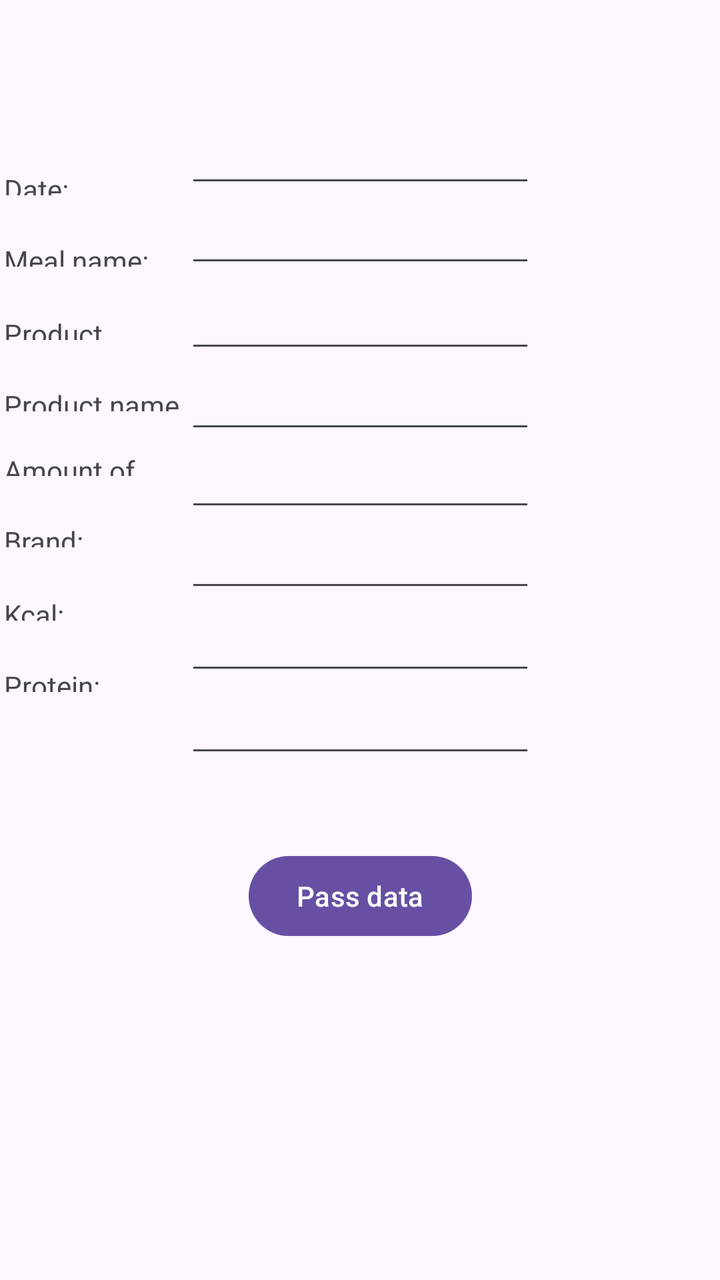
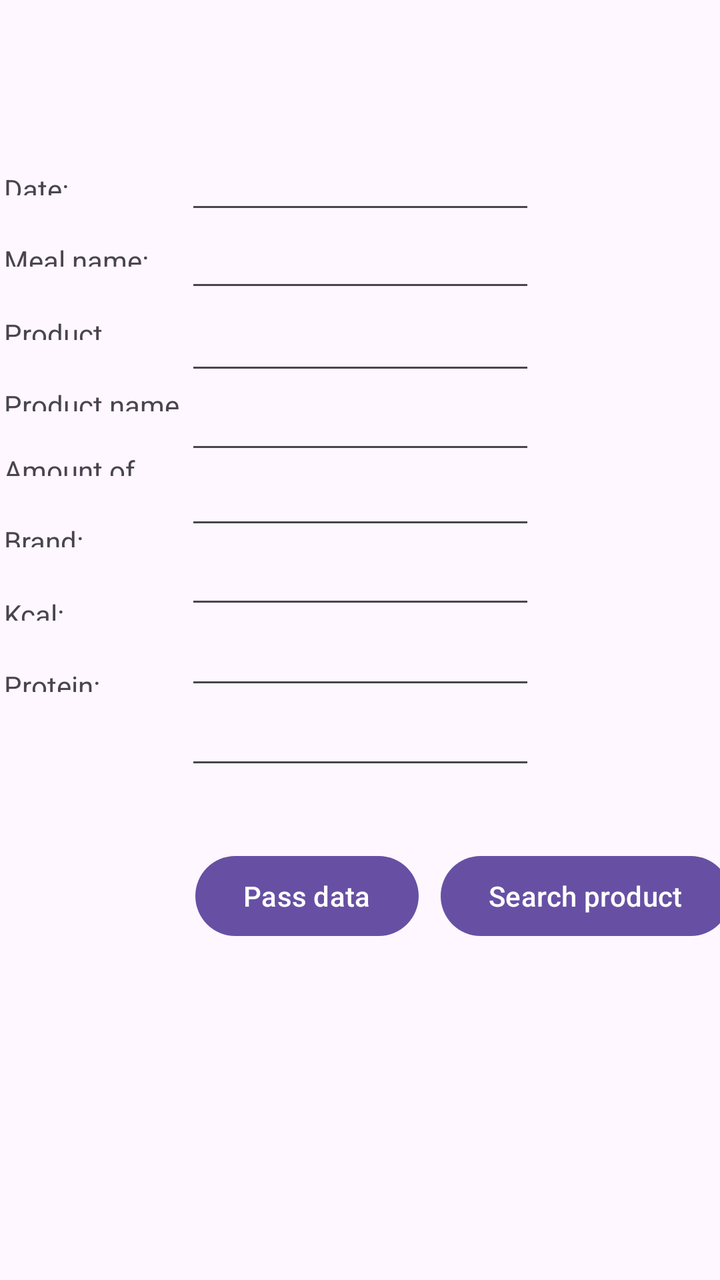

The first picture is an Android layout as it rendered before a commit; the second is the same layout after the commit. The layout source and the unified diff follow.
<!-- AndroidManifest.xml: application theme Theme.Diettrackerandroid -->
<!-- res/layout/add_product_to_calendar.xml -->
<?xml version="1.0" encoding="utf-8"?>
<androidx.constraintlayout.widget.ConstraintLayout
    xmlns:android="http://schemas.android.com/apk/res/android"
    xmlns:app="http://schemas.android.com/apk/res-auto"
    xmlns:tools="http://schemas.android.com/tools"
    android:layout_width="match_parent"
    android:layout_height="match_parent"
    >

    <EditText
        android:id="@+id/amountOfProductEditText"
        android:layout_width="175dp"
        android:layout_height="25dp"
        android:ems="10"
        android:inputType="text"
        android:text=""
        app:layout_constraintBottom_toBottomOf="parent"
        app:layout_constraintEnd_toEndOf="parent"
        app:layout_constraintStart_toStartOf="parent"
        app:layout_constraintTop_toTopOf="parent"
        app:layout_constraintVertical_bias="0.383"
        />

    <EditText
        android:id="@+id/brandEditText"
        android:layout_width="175dp"
        android:layout_height="25dp"
        android:ems="10"
        android:inputType="text"
        android:text=""
        app:layout_constraintBottom_toBottomOf="parent"
        app:layout_constraintEnd_toEndOf="parent"
        app:layout_constraintStart_toStartOf="parent"
        app:layout_constraintTop_toTopOf="parent"
        app:layout_constraintVertical_bias="0.449"
        />

    <TextView
        android:id="@+id/protein"
        android:layout_width="89dp"
        android:layout_height="0dp"
        android:layout_marginBottom="294dp"
        android:text="Protein:"
        app:layout_constraintBottom_toBottomOf="parent"
        app:layout_constraintEnd_toStartOf="@+id/mealNameEditText"
        app:layout_constraintHorizontal_bias="0.517"
        app:layout_constraintStart_toStartOf="parent"
        app:layout_constraintTop_toBottomOf="@+id/kcal"
        />

    <TextView
        android:id="@+id/kcal"
        android:layout_width="89dp"
        android:layout_height="0dp"
        android:layout_marginBottom="23dp"
        android:text="Kcal:"
        app:layout_constraintBottom_toTopOf="@+id/protein"
        app:layout_constraintEnd_toStartOf="@+id/mealNameEditText"
        app:layout_constraintHorizontal_bias="0.517"
        app:layout_constraintStart_toStartOf="parent"
        app:layout_constraintTop_toBottomOf="@+id/brand"
        />

    <EditText
        android:id="@+id/proteinEditText"
        android:layout_width="175dp"
        android:layout_height="25dp"
        android:ems="10"
        android:inputType="text"
        android:text=""
        app:layout_constraintBottom_toBottomOf="parent"
        app:layout_constraintEnd_toEndOf="parent"
        app:layout_constraintStart_toStartOf="parent"
        app:layout_constraintTop_toTopOf="parent"
        app:layout_constraintVertical_bias="0.583"
        />

    <TextView
        android:id="@+id/amountOfProduct"
        android:layout_width="89dp"
        android:layout_height="0dp"
        android:layout_marginBottom="23dp"
        android:text="Amount of product:"
        app:layout_constraintBottom_toTopOf="@+id/brand"
        app:layout_constraintEnd_toStartOf="@+id/mealNameEditText"
        app:layout_constraintHorizontal_bias="0.517"
        app:layout_constraintStart_toStartOf="parent"
        app:layout_constraintTop_toBottomOf="@+id/productNameSuggestion"
        />

    <EditText
        android:id="@+id/kcalEditText"
        android:layout_width="175dp"
        android:layout_height="25dp"
        android:ems="10"
        android:inputType="text"
        android:text=""
        app:layout_constraintBottom_toBottomOf="parent"
        app:layout_constraintEnd_toEndOf="parent"
        app:layout_constraintStart_toStartOf="parent"
        app:layout_constraintTop_toTopOf="parent"
        app:layout_constraintVertical_bias="0.516"
        />

    <TextView
        android:id="@+id/brand"
        android:layout_width="89dp"
        android:layout_height="0dp"
        android:layout_marginBottom="24dp"
        android:text="Brand:"
        app:layout_constraintBottom_toTopOf="@+id/kcal"
        app:layout_constraintEnd_toStartOf="@+id/mealNameEditText"
        app:layout_constraintHorizontal_bias="0.517"
        app:layout_constraintStart_toStartOf="parent"
        app:layout_constraintTop_toBottomOf="@+id/amountOfProduct"
        />

    <EditText
        android:id="@+id/productNameSuggestionEditText"
        android:layout_width="175dp"
        android:layout_height="25dp"
        android:ems="10"
        android:inputType="text"
        android:text=""
        app:layout_constraintBottom_toBottomOf="parent"
        app:layout_constraintEnd_toEndOf="parent"
        app:layout_constraintStart_toStartOf="parent"
        app:layout_constraintTop_toTopOf="parent"
        app:layout_constraintVertical_bias="0.32"
        />

    <TextView
        android:id="@+id/productNameSuggestion"
        android:layout_width="89dp"
        android:layout_height="0dp"
        android:layout_marginBottom="20dp"
        android:text="Product name suggestion:"
        app:layout_constraintBottom_toTopOf="@+id/amountOfProduct"
        app:layout_constraintEnd_toStartOf="@+id/mealNameEditText"
        app:layout_constraintHorizontal_bias="0.517"
        app:layout_constraintStart_toStartOf="parent"
        app:layout_constraintTop_toBottomOf="@+id/productName"
        />

    <EditText
        android:id="@+id/productNameEditText"
        android:layout_width="175dp"
        android:layout_height="25dp"
        android:ems="10"
        android:inputType="text"
        android:text=""
        app:layout_constraintBottom_toBottomOf="parent"
        app:layout_constraintEnd_toEndOf="parent"
        app:layout_constraintStart_toStartOf="parent"
        app:layout_constraintTop_toTopOf="parent"
        app:layout_constraintVertical_bias="0.254"
        />

    <TextView
        android:id="@+id/productName"
        android:layout_width="89dp"
        android:layout_height="0dp"
        android:layout_marginBottom="23dp"
        android:text="Product name:"
        app:layout_constraintBottom_toTopOf="@+id/productNameSuggestion"
        app:layout_constraintEnd_toStartOf="@+id/mealNameEditText"
        app:layout_constraintHorizontal_bias="0.517"
        app:layout_constraintStart_toStartOf="parent"
        app:layout_constraintTop_toBottomOf="@+id/mealName"
        />

    <TextView
        android:id="@+id/date"
        android:layout_width="89dp"
        android:layout_height="0dp"
        android:layout_marginTop="85dp"
        android:layout_marginBottom="23dp"
        android:text="Date:"
        app:layout_constraintBottom_toTopOf="@+id/mealName"
        app:layout_constraintEnd_toStartOf="@+id/mealNameEditText"
        app:layout_constraintStart_toStartOf="parent"
        app:layout_constraintTop_toTopOf="parent"
        />

    <EditText
        android:id="@+id/dateEditText"
        android:layout_width="175dp"
        android:layout_height="25dp"
        android:ems="10"
        android:inputType="text"
        android:text=""
        android:textSize="34sp"
        app:layout_constraintBottom_toBottomOf="parent"
        app:layout_constraintEnd_toEndOf="parent"
        app:layout_constraintStart_toStartOf="parent"
        app:layout_constraintTop_toTopOf="parent"
        app:layout_constraintVertical_bias="0.12"
        />

    <EditText
        android:id="@+id/mealNameEditText"
        android:layout_width="175dp"
        android:layout_height="25dp"
        android:ems="10"
        android:inputType="text"
        android:text=""
        android:textSize="34sp"
        app:layout_constraintBottom_toBottomOf="parent"
        app:layout_constraintEnd_toEndOf="parent"
        app:layout_constraintStart_toStartOf="parent"
        app:layout_constraintTop_toTopOf="parent"
        app:layout_constraintVertical_bias="0.185"
        />

    <TextView
        android:id="@+id/mealName"
        android:layout_width="89dp"
        android:layout_height="0dp"
        android:layout_marginBottom="24dp"
        android:text="Meal name:"
        app:layout_constraintBottom_toTopOf="@+id/productName"
        app:layout_constraintEnd_toStartOf="@+id/mealNameEditText"
        app:layout_constraintHorizontal_bias="0.551"
        app:layout_constraintStart_toStartOf="parent"
        app:layout_constraintTop_toBottomOf="@+id/date"
        />

    <Button
        android:id="@+id/passDataButton"
        android:layout_width="wrap_content"
        android:layout_height="wrap_content"
        android:layout_marginBottom="168dp"
        android:text="Pass data"
        app:layout_constraintBottom_toBottomOf="parent"
        app:layout_constraintEnd_toEndOf="parent"
        app:layout_constraintStart_toStartOf="parent"
        />

</androidx.constraintlayout.widget.ConstraintLayout>
<!-- resources referenced by this layout -->
<resources>
  <style name="Theme.Diettrackerandroid" parent="Base.Theme.Diettrackerandroid" />
  <style name="Base.Theme.Diettrackerandroid" parent="Theme.Material3.DayNight.NoActionBar">
          
          
      </style>
</resources>

<!-- the commit's change to res/layout/add_product_to_calendar.xml (unified diff, before → after) -->
@@ -1,39 +1,37 @@
 <?xml version="1.0" encoding="utf-8"?>
-<androidx.constraintlayout.widget.ConstraintLayout
-    xmlns:android="http://schemas.android.com/apk/res/android"
+<androidx.constraintlayout.widget.ConstraintLayout xmlns:android="http://schemas.android.com/apk/res/android"
     xmlns:app="http://schemas.android.com/apk/res-auto"
     xmlns:tools="http://schemas.android.com/tools"
     android:layout_width="match_parent"
-    android:layout_height="match_parent"
-    >
+    android:layout_height="match_parent">
 
     <EditText
         android:id="@+id/amountOfProductEditText"
         android:layout_width="175dp"
-        android:layout_height="25dp"
-        android:ems="10"
-        android:inputType="text"
-        android:text=""
-        app:layout_constraintBottom_toBottomOf="parent"
-        app:layout_constraintEnd_toEndOf="parent"
-        app:layout_constraintStart_toStartOf="parent"
-        app:layout_constraintTop_toTopOf="parent"
-        app:layout_constraintVertical_bias="0.383"
-        />
+        android:layout_height="@dimen/add_product_to_calendar_edit_text_height"
+        android:ems="10"
+        android:inputType="text"
+        android:text=""
+        android:textSize="@dimen/add_product_to_calendar_edit_text_text_size"
+        app:layout_constraintBottom_toBottomOf="parent"
+        app:layout_constraintEnd_toEndOf="parent"
+        app:layout_constraintStart_toStartOf="parent"
+        app:layout_constraintTop_toTopOf="parent"
+        app:layout_constraintVertical_bias="0.383" />
 
     <EditText
         android:id="@+id/brandEditText"
         android:layout_width="175dp"
-        android:layout_height="25dp"
-        android:ems="10"
-        android:inputType="text"
-        android:text=""
-        app:layout_constraintBottom_toBottomOf="parent"
-        app:layout_constraintEnd_toEndOf="parent"
-        app:layout_constraintStart_toStartOf="parent"
-        app:layout_constraintTop_toTopOf="parent"
-        app:layout_constraintVertical_bias="0.449"
-        />
+        android:layout_height="@dimen/add_product_to_calendar_edit_text_height"
+        android:ems="10"
+        android:inputType="text"
+        android:text=""
+        android:textSize="@dimen/add_product_to_calendar_edit_text_text_size"
+        app:layout_constraintBottom_toBottomOf="parent"
+        app:layout_constraintEnd_toEndOf="parent"
+        app:layout_constraintStart_toStartOf="parent"
+        app:layout_constraintTop_toTopOf="parent"
+        app:layout_constraintVertical_bias="0.449" />
 
     <TextView
         android:id="@+id/protein"
@@ -45,8 +43,7 @@
         app:layout_constraintEnd_toStartOf="@+id/mealNameEditText"
         app:layout_constraintHorizontal_bias="0.517"
         app:layout_constraintStart_toStartOf="parent"
-        app:layout_constraintTop_toBottomOf="@+id/kcal"
-        />
+        app:layout_constraintTop_toBottomOf="@+id/kcal" />
 
     <TextView
         android:id="@+id/kcal"
@@ -58,22 +55,21 @@
         app:layout_constraintEnd_toStartOf="@+id/mealNameEditText"
         app:layout_constraintHorizontal_bias="0.517"
         app:layout_constraintStart_toStartOf="parent"
-        app:layout_constraintTop_toBottomOf="@+id/brand"
-        />
+        app:layout_constraintTop_toBottomOf="@+id/brand" />
 
     <EditText
         android:id="@+id/proteinEditText"
         android:layout_width="175dp"
-        android:layout_height="25dp"
-        android:ems="10"
-        android:inputType="text"
-        android:text=""
-        app:layout_constraintBottom_toBottomOf="parent"
-        app:layout_constraintEnd_toEndOf="parent"
-        app:layout_constraintStart_toStartOf="parent"
-        app:layout_constraintTop_toTopOf="parent"
-        app:layout_constraintVertical_bias="0.583"
-        />
+        android:layout_height="@dimen/add_product_to_calendar_edit_text_height"
+        android:ems="10"
+        android:inputType="text"
+        android:text=""
+        android:textSize="@dimen/add_product_to_calendar_edit_text_text_size"
+        app:layout_constraintBottom_toBottomOf="parent"
+        app:layout_constraintEnd_toEndOf="parent"
+        app:layout_constraintStart_toStartOf="parent"
+        app:layout_constraintTop_toTopOf="parent"
+        app:layout_constraintVertical_bias="0.583" />
 
     <TextView
         android:id="@+id/amountOfProduct"
@@ -85,22 +81,21 @@
         app:layout_constraintEnd_toStartOf="@+id/mealNameEditText"
         app:layout_constraintHorizontal_bias="0.517"
         app:layout_constraintStart_toStartOf="parent"
-        app:layout_constraintTop_toBottomOf="@+id/productNameSuggestion"
-        />
+        app:layout_constraintTop_toBottomOf="@+id/productNameSuggestion" />
 
     <EditText
         android:id="@+id/kcalEditText"
         android:layout_width="175dp"
-        android:layout_height="25dp"
-        android:ems="10"
-        android:inputType="text"
-        android:text=""
-        app:layout_constraintBottom_toBottomOf="parent"
-        app:layout_constraintEnd_toEndOf="parent"
-        app:layout_constraintStart_toStartOf="parent"
-        app:layout_constraintTop_toTopOf="parent"
-        app:layout_constraintVertical_bias="0.516"
-        />
+        android:layout_height="@dimen/add_product_to_calendar_edit_text_height"
+        android:ems="10"
+        android:inputType="text"
+        android:text=""
+        android:textSize="@dimen/add_product_to_calendar_edit_text_text_size"
+        app:layout_constraintBottom_toBottomOf="parent"
+        app:layout_constraintEnd_toEndOf="parent"
+        app:layout_constraintStart_toStartOf="parent"
+        app:layout_constraintTop_toTopOf="parent"
+        app:layout_constraintVertical_bias="0.516" />
 
     <TextView
         android:id="@+id/brand"
@@ -112,22 +107,21 @@
         app:layout_constraintEnd_toStartOf="@+id/mealNameEditText"
         app:layout_constraintHorizontal_bias="0.517"
         app:layout_constraintStart_toStartOf="parent"
-        app:layout_constraintTop_toBottomOf="@+id/amountOfProduct"
-        />
+        app:layout_constraintTop_toBottomOf="@+id/amountOfProduct" />
 
     <EditText
         android:id="@+id/productNameSuggestionEditText"
         android:layout_width="175dp"
-        android:layout_height="25dp"
-        android:ems="10"
-        android:inputType="text"
-        android:text=""
-        app:layout_constraintBottom_toBottomOf="parent"
-        app:layout_constraintEnd_toEndOf="parent"
-        app:layout_constraintStart_toStartOf="parent"
-        app:layout_constraintTop_toTopOf="parent"
-        app:layout_constraintVertical_bias="0.32"
-        />
+        android:layout_height="@dimen/add_product_to_calendar_edit_text_height"
+        android:ems="10"
+        android:inputType="text"
+        android:text=""
+        android:textSize="@dimen/add_product_to_calendar_edit_text_text_size"
+        app:layout_constraintBottom_toBottomOf="parent"
+        app:layout_constraintEnd_toEndOf="parent"
+        app:layout_constraintStart_toStartOf="parent"
+        app:layout_constraintTop_toTopOf="parent"
+        app:layout_constraintVertical_bias="0.32" />
 
     <TextView
         android:id="@+id/productNameSuggestion"
@@ -139,22 +133,21 @@
         app:layout_constraintEnd_toStartOf="@+id/mealNameEditText"
         app:layout_constraintHorizontal_bias="0.517"
         app:layout_constraintStart_toStartOf="parent"
-        app:layout_constraintTop_toBottomOf="@+id/productName"
-        />
+        app:layout_constraintTop_toBottomOf="@+id/productName" />
 
     <EditText
         android:id="@+id/productNameEditText"
         android:layout_width="175dp"
-        android:layout_height="25dp"
-        android:ems="10"
-        android:inputType="text"
-        android:text=""
-        app:layout_constraintBottom_toBottomOf="parent"
-        app:layout_constraintEnd_toEndOf="parent"
-        app:layout_constraintStart_toStartOf="parent"
-        app:layout_constraintTop_toTopOf="parent"
-        app:layout_constraintVertical_bias="0.254"
-        />
+        android:layout_height="@dimen/add_product_to_calendar_edit_text_height"
+        android:ems="10"
+        android:inputType="text"
+        android:text=""
+        android:textSize="@dimen/add_product_to_calendar_edit_text_text_size"
+        app:layout_constraintBottom_toBottomOf="parent"
+        app:layout_constraintEnd_toEndOf="parent"
+        app:layout_constraintStart_toStartOf="parent"
+        app:layout_constraintTop_toTopOf="parent"
+        app:layout_constraintVertical_bias="0.254" />
 
     <TextView
         android:id="@+id/productName"
@@ -166,8 +159,7 @@
         app:layout_constraintEnd_toStartOf="@+id/mealNameEditText"
         app:layout_constraintHorizontal_bias="0.517"
         app:layout_constraintStart_toStartOf="parent"
-        app:layout_constraintTop_toBottomOf="@+id/mealName"
-        />
+        app:layout_constraintTop_toBottomOf="@+id/mealName" />
 
     <TextView
         android:id="@+id/date"
@@ -179,38 +171,36 @@
         app:layout_constraintBottom_toTopOf="@+id/mealName"
         app:layout_constraintEnd_toStartOf="@+id/mealNameEditText"
         app:layout_constraintStart_toStartOf="parent"
-        app:layout_constraintTop_toTopOf="parent"
-        />
+        app:layout_constraintTop_toTopOf="parent" />
 
     <EditText
         android:id="@+id/dateEditText"
         android:layout_width="175dp"
-        android:layout_height="25dp"
-        android:ems="10"
-        android:inputType="text"
-        android:text=""
-        android:textSize="34sp"
-        app:layout_constraintBottom_toBottomOf="parent"
-        app:layout_constraintEnd_toEndOf="parent"
-        app:layout_constraintStart_toStartOf="parent"
-        app:layout_constraintTop_toTopOf="parent"
-        app:layout_constraintVertical_bias="0.12"
-        />
+        android:layout_height="@dimen/add_product_to_calendar_edit_text_height"
+        android:ems="10"
+        android:inputType="text"
+        android:text=""
+        android:textSize="@dimen/add_product_to_calendar_edit_text_text_size"
+        app:layout_constraintBottom_toBottomOf="parent"
+        app:layout_constraintEnd_toEndOf="parent"
+        app:layout_constraintStart_toStartOf="parent"
+        app:layout_constraintTop_toTopOf="parent"
+        app:layout_constraintVertical_bias="0.12" />
 
     <EditText
         android:id="@+id/mealNameEditText"
         android:layout_width="175dp"
-        android:layout_height="25dp"
-        android:ems="10"
-        android:inputType="text"
-        android:text=""
-        android:textSize="34sp"
-        app:layout_constraintBottom_toBottomOf="parent"
-        app:layout_constraintEnd_toEndOf="parent"
-        app:layout_constraintStart_toStartOf="parent"
-        app:layout_constraintTop_toTopOf="parent"
-        app:layout_constraintVertical_bias="0.185"
-        />
+        android:layout_height="@dimen/add_product_to_calendar_edit_text_height"
+        android:autoSizeTextType="none"
+        android:ems="10"
+        android:inputType="text"
+        android:text=""
+        android:textSize="@dimen/add_product_to_calendar_edit_text_text_size"
+        app:layout_constraintBottom_toBottomOf="parent"
+        app:layout_constraintEnd_toEndOf="parent"
+        app:layout_constraintStart_toStartOf="parent"
+        app:layout_constraintTop_toTopOf="parent"
+        app:layout_constraintVertical_bias="0.185" />
 
     <TextView
         android:id="@+id/mealName"
@@ -222,8 +212,7 @@
         app:layout_constraintEnd_toStartOf="@+id/mealNameEditText"
         app:layout_constraintHorizontal_bias="0.551"
         app:layout_constraintStart_toStartOf="parent"
-        app:layout_constraintTop_toBottomOf="@+id/date"
-        />
+        app:layout_constraintTop_toBottomOf="@+id/date" />
 
     <Button
         android:id="@+id/passDataButton"
@@ -233,7 +222,16 @@
         android:text="Pass data"
         app:layout_constraintBottom_toBottomOf="parent"
         app:layout_constraintEnd_toEndOf="parent"
-        app:layout_constraintStart_toStartOf="parent"
-        />
+        app:layout_constraintHorizontal_bias="0.393"
+        app:layout_constraintStart_toStartOf="parent" />
+
+    <Button
+        android:id="@+id/button"
+        android:layout_width="wrap_content"
+        android:layout_height="wrap_content"
+        android:layout_marginStart="11dp"
+        android:text="Search product"
+        app:layout_constraintBaseline_toBaselineOf="@+id/passDataButton"
+        app:layout_constraintStart_toEndOf="@+id/passDataButton" />
 
 </androidx.constraintlayout.widget.ConstraintLayout>
<!-- resource entries referenced after the edit -->
@@ -1,5 +1,7 @@
 <!-- resources referenced by this layout -->
 <resources>
+  <dimen name="add_product_to_calendar_edit_text_height">40dp</dimen>
+  <dimen name="add_product_to_calendar_edit_text_text_size">20sp</dimen>
   <style name="Theme.Diettrackerandroid" parent="Base.Theme.Diettrackerandroid" />
   <style name="Base.Theme.Diettrackerandroid" parent="Theme.Material3.DayNight.NoActionBar">
           
